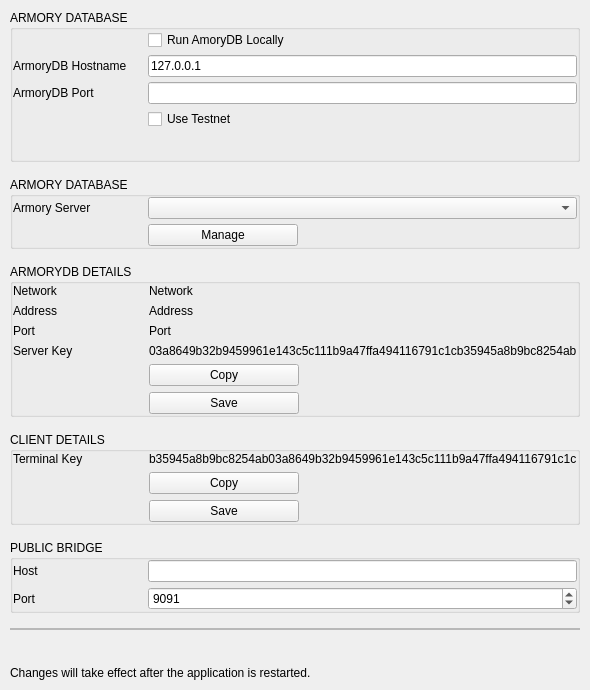
First picture: the form in BlockSettleUILib/NetworkSettingsPage.ui, repository BlockSettle/common, before the edit.
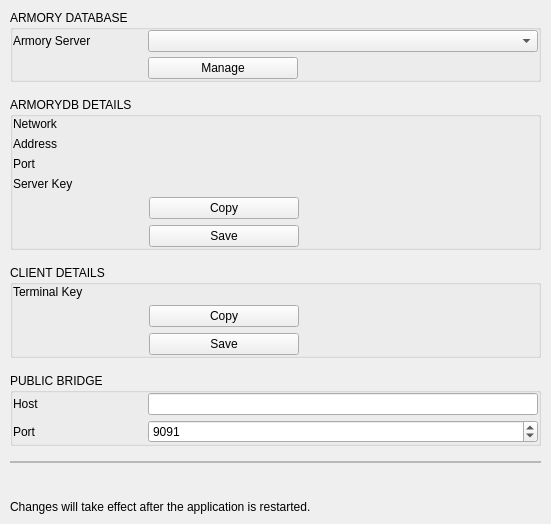
Second picture: the form after the edit.

Commit message: terminal armory servers refactoring

```diff
--- a/BlockSettleUILib/NetworkSettingsPage.ui
+++ b/BlockSettleUILib/NetworkSettingsPage.ui
@@ -7,7 +7,7 @@
     <x>0</x>
     <y>0</y>
     <width>551</width>
-    <height>690</height>
+    <height>524</height>
    </rect>
   </property>
   <property name="windowTitle">
@@ -29,268 +29,6 @@
    <property name="bottomMargin">
     <number>10</number>
    </property>
-   <item>
-    <widget class="QGroupBox" name="ArmorySettingsGroupBoxOld">
-     <property name="title">
-      <string>ARMORY DATABASE</string>
-     </property>
-     <layout class="QVBoxLayout" name="verticalLayout_3">
-      <property name="spacing">
-       <number>5</number>
-      </property>
-      <property name="leftMargin">
-       <number>0</number>
-      </property>
-      <property name="topMargin">
-       <number>0</number>
-      </property>
-      <property name="rightMargin">
-       <number>0</number>
-      </property>
-      <property name="bottomMargin">
-       <number>25</number>
-      </property>
-      <item>
-       <widget class="QWidget" name="horizontalWidget" native="true">
-        <property name="minimumSize">
-         <size>
-          <width>0</width>
-          <height>0</height>
-         </size>
-        </property>
-        <layout class="QHBoxLayout" name="horizontalLayout">
-         <property name="spacing">
-          <number>5</number>
-         </property>
-         <property name="leftMargin">
-          <number>0</number>
-         </property>
-         <property name="topMargin">
-          <number>0</number>
-         </property>
-         <property name="rightMargin">
-          <number>0</number>
-         </property>
-         <property name="bottomMargin">
-          <number>0</number>
-         </property>
-         <item>
-          <widget class="QLabel" name="runArmoryDBLocallyLabel">
-           <property name="minimumSize">
-            <size>
-             <width>130</width>
-             <height>0</height>
-            </size>
-           </property>
-           <property name="maximumSize">
-            <size>
-             <width>130</width>
-             <height>16777215</height>
-            </size>
-           </property>
-           <property name="text">
-            <string/>
-           </property>
-          </widget>
-         </item>
-         <item>
-          <widget class="QCheckBox" name="runArmoryDBLocallyCheckBox">
-           <property name="text">
-            <string>Run AmoryDB Locally</string>
-           </property>
-          </widget>
-         </item>
-        </layout>
-       </widget>
-      </item>
-      <item>
-       <widget class="QWidget" name="horizontalWidget1" native="true">
-        <property name="minimumSize">
-         <size>
-          <width>0</width>
-          <height>0</height>
-         </size>
-        </property>
-        <layout class="QHBoxLayout" name="horizontalLayout_2">
-         <property name="spacing">
-          <number>5</number>
-         </property>
-         <property name="leftMargin">
-          <number>0</number>
-         </property>
-         <property name="topMargin">
-          <number>0</number>
-         </property>
-         <property name="rightMargin">
-          <number>0</number>
-         </property>
-         <property name="bottomMargin">
-          <number>0</number>
-         </property>
-         <item>
-          <widget class="QLabel" name="armoryDBHostLabel">
-           <property name="minimumSize">
-            <size>
-             <width>130</width>
-             <height>0</height>
-            </size>
-           </property>
-           <property name="maximumSize">
-            <size>
-             <width>130</width>
-             <height>16777215</height>
-            </size>
-           </property>
-           <property name="text">
-            <string>ArmoryDB Hostname</string>
-           </property>
-           <property name="wordWrap">
-            <bool>true</bool>
-           </property>
-          </widget>
-         </item>
-         <item>
-          <widget class="QLineEdit" name="armoryDBHostLineEdit">
-           <property name="text">
-            <string>127.0.0.1</string>
-           </property>
-          </widget>
-         </item>
-        </layout>
-       </widget>
-      </item>
-      <item>
-       <widget class="QWidget" name="horizontalWidget2" native="true">
-        <property name="minimumSize">
-         <size>
-          <width>0</width>
-          <height>0</height>
-         </size>
-        </property>
-        <layout class="QHBoxLayout" name="horizontalLayout_3">
-         <property name="spacing">
-          <number>5</number>
-         </property>
-         <property name="leftMargin">
-          <number>0</number>
-         </property>
-         <property name="topMargin">
-          <number>0</number>
-         </property>
-         <property name="rightMargin">
-          <number>0</number>
-         </property>
-         <property name="bottomMargin">
-          <number>0</number>
-         </property>
-         <item>
-          <widget class="QLabel" name="armoryDBPortLabel">
-           <property name="minimumSize">
-            <size>
-             <width>130</width>
-             <height>0</height>
-            </size>
-           </property>
-           <property name="maximumSize">
-            <size>
-             <width>130</width>
-             <height>16777215</height>
-            </size>
-           </property>
-           <property name="text">
-            <string>ArmoryDB Port</string>
-           </property>
-           <property name="wordWrap">
-            <bool>true</bool>
-           </property>
-          </widget>
-         </item>
-         <item>
-          <widget class="QLineEdit" name="armoryDBPortLineEdit"/>
-         </item>
-        </layout>
-       </widget>
-      </item>
-      <item>
-       <widget class="QWidget" name="horizontalWidget3" native="true">
-        <property name="minimumSize">
-         <size>
-          <width>0</width>
-          <height>0</height>
-         </size>
-        </property>
-        <layout class="QHBoxLayout" name="horizontalLayout_4">
-         <property name="spacing">
-          <number>0</number>
-         </property>
-         <property name="leftMargin">
-          <number>0</number>
-         </property>
-         <property name="topMargin">
-          <number>0</number>
-         </property>
-         <property name="rightMargin">
-          <number>0</number>
-         </property>
-         <property name="bottomMargin">
-          <number>0</number>
-         </property>
-         <item>
-          <spacer name="horizontalSpacer">
-           <property name="orientation">
-            <enum>Qt::Horizontal</enum>
-           </property>
-           <property name="sizeType">
-            <enum>QSizePolicy::Fixed</enum>
-           </property>
-           <property name="sizeHint" stdset="0">
-            <size>
-             <width>135</width>
-             <height>20</height>
-            </size>
-           </property>
-          </spacer>
-         </item>
-         <item>
-          <widget class="QCheckBox" name="checkBoxTestnet">
-           <property name="text">
-            <string>Use Testnet</string>
-           </property>
-          </widget>
-         </item>
-        </layout>
-       </widget>
-      </item>
-      <item>
-       <widget class="QWidget" name="horizontalWidget1_2" native="true">
-        <property name="minimumSize">
-         <size>
-          <width>0</width>
-          <height>0</height>
-         </size>
-        </property>
-        <layout class="QHBoxLayout" name="horizontalLayout_5">
-         <property name="spacing">
-          <number>5</number>
-         </property>
-         <property name="leftMargin">
-          <number>0</number>
-         </property>
-         <property name="topMargin">
-          <number>0</number>
-         </property>
-         <property name="rightMargin">
-          <number>0</number>
-         </property>
-         <property name="bottomMargin">
-          <number>0</number>
-         </property>
-        </layout>
-       </widget>
-      </item>
-     </layout>
-    </widget>
-   </item>
    <item>
     <widget class="QGroupBox" name="ArmorySettingsGroupBox">
      <property name="minimumSize">
@@ -517,7 +255,7 @@
         <item>
          <widget class="QLabel" name="labelArmoryServerNetwork">
           <property name="text">
-           <string>Network</string>
+           <string/>
           </property>
           <property name="whiteLabel" stdset="0">
            <bool>true</bool>
@@ -556,7 +294,7 @@
         <item>
          <widget class="QLabel" name="labelArmoryServerAddress">
           <property name="text">
-           <string>Address</string>
+           <string/>
           </property>
           <property name="whiteLabel" stdset="0">
            <bool>true</bool>
@@ -595,7 +333,7 @@
         <item>
          <widget class="QLabel" name="labelArmoryServerPort">
           <property name="text">
-           <string>Port</string>
+           <string/>
           </property>
           <property name="whiteLabel" stdset="0">
            <bool>true</bool>
@@ -634,7 +372,7 @@
         <item>
          <widget class="QLabel" name="labelArmoryServerKey">
           <property name="text">
-           <string>03a8649b32b9459961e143c5c111b9a47ffa494116791c1cb35945a8b9bc8254ab</string>
+           <string/>
           </property>
           <property name="wordWrap">
            <bool>true</bool>
@@ -828,7 +566,7 @@
         <item>
          <widget class="QLabel" name="labelArmoryTerminalKey">
           <property name="text">
-           <string>b35945a8b9bc8254ab03a8649b32b9459961e143c5c111b9a47ffa494116791c1c</string>
+           <string/>
           </property>
           <property name="wordWrap">
            <bool>true</bool>
```
Left out of the diff: 115 changed lines with no effect on the pictures. The commit also changes 16 other files.
